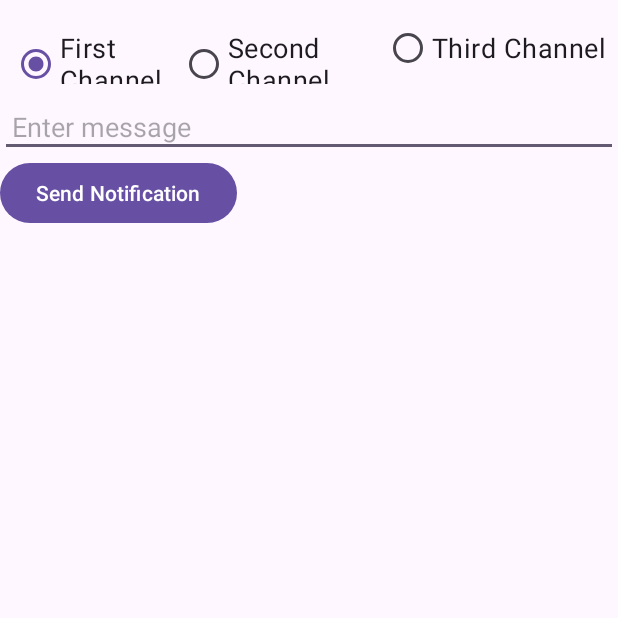
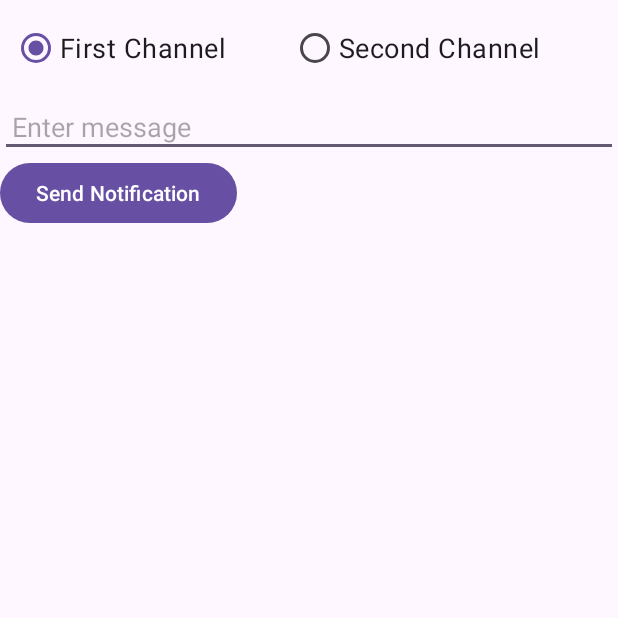
Before and after one commit to FelixIltgen/AndroidStudioProjects, an Android app: the screen it shows after launch (MainActivity), on a phone screen of 412 x 824 dp, the top half of it. Run offline under Robolectric (Android 15) with nearby library versions, the phone set to English and light mode, and no system bars.

Commit message:
added Task 10

```diff
--- a/MyNotification/app/src/main/java/com/example/mynotification/MainActivity.java
+++ b/MyNotification/app/src/main/java/com/example/mynotification/MainActivity.java
@@ -27,7 +27,6 @@ public class MainActivity extends AppCompatActivity  {
     NotificationManager notificationManager;
     RadioButton radioButtonFirst;
     RadioButton radioButtonSecond;
-    RadioButton radioButtonThird;
     RadioGroup radioGroup;
     EditText editText;
     Button btnNotification;
@@ -42,7 +41,6 @@ public class MainActivity extends AppCompatActivity  {
         radioGroup = findViewById(R.id.radioGroup);
         radioButtonFirst = findViewById(R.id.radioButton1);
         radioButtonSecond = findViewById(R.id.radioButton2);
-        radioButtonThird = findViewById(R.id.radioButton3);
 
         notificationManager = (NotificationManager) getSystemService(Context.NOTIFICATION_SERVICE);
 
@@ -52,7 +50,6 @@ public class MainActivity extends AppCompatActivity  {
             List<NotificationChannelGroup> list = new ArrayList<>();
             list.add(new NotificationChannelGroup(radioButtonFirst.getText().toString(), radioButtonFirst.getText()));
             list.add(new NotificationChannelGroup(radioButtonSecond.getText().toString(), radioButtonSecond.getText()));
-            list.add(new NotificationChannelGroup(radioButtonThird.getText().toString(), radioButtonThird.getText()));
             notificationManager.createNotificationChannelGroups(list);
 
             // creating notification channels
@@ -68,17 +65,10 @@ public class MainActivity extends AppCompatActivity  {
             notificationChannel2.setGroup(radioButtonSecond.getText().toString());
             notificationChannel2.setVibrationPattern(new long[]{100, 200, 300, 400, 500, 400, 300, 200, 400});
 
-            NotificationChannel notificationChannel3 = new NotificationChannel("My_Notification_" + radioButtonThird.getText().toString(), "Notification channel 3", NotificationManager.IMPORTANCE_HIGH );
-            notificationChannel3.enableLights(true);
-            notificationChannel3.enableVibration(true);
-            notificationChannel3.setGroup(radioButtonThird.getText().toString());
-            notificationChannel3.setVibrationPattern(new long[]{100, 200, 300, 400, 500, 400, 300, 200, 400});
-
 
             if (notificationManager != null) {
                 notificationManager.createNotificationChannel(notificationChannel);
                 notificationManager.createNotificationChannel(notificationChannel2);
-                notificationManager.createNotificationChannel(notificationChannel3);
             }
         }
 
--- a/MyNotification/app/src/main/res/layout/activity_main.xml
+++ b/MyNotification/app/src/main/res/layout/activity_main.xml
@@ -29,14 +29,6 @@
             android:layout_weight="1"
             android:text="Second Channel"
             android:textSize="18sp" />
-
-        <RadioButton
-            android:id="@+id/radioButton3"
-            android:layout_width="wrap_content"
-            android:layout_height="wrap_content"
-            android:layout_weight="1"
-            android:text="Third Channel"
-            android:textSize="18sp" />
     </RadioGroup>
 
     <EditText
```
